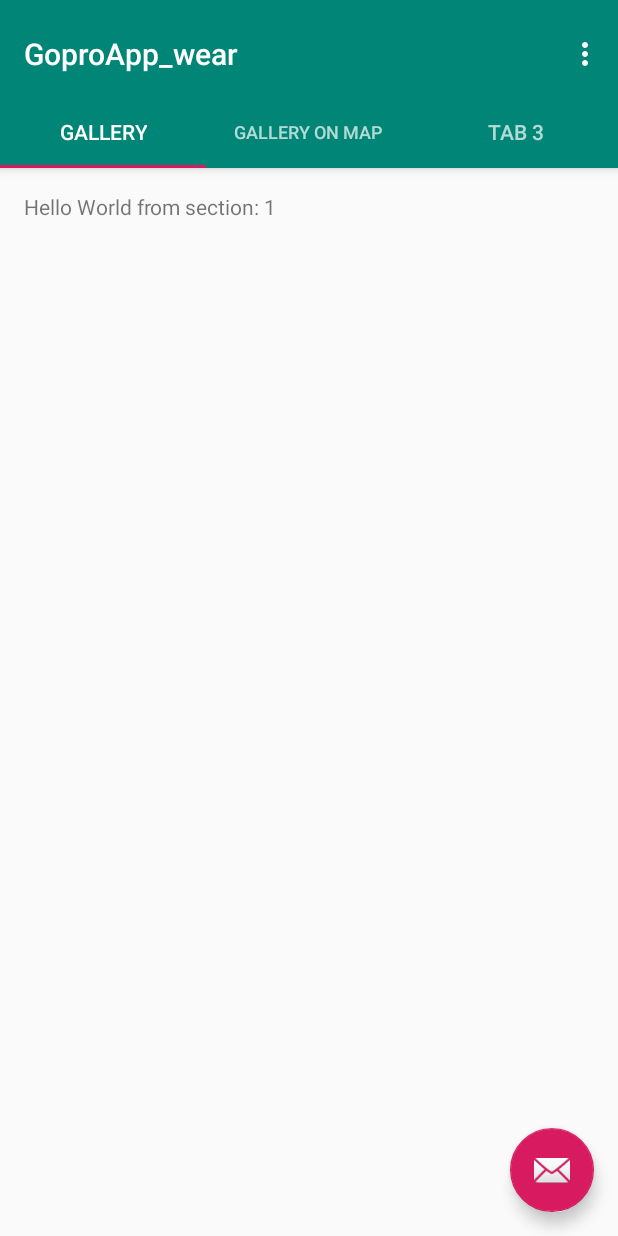
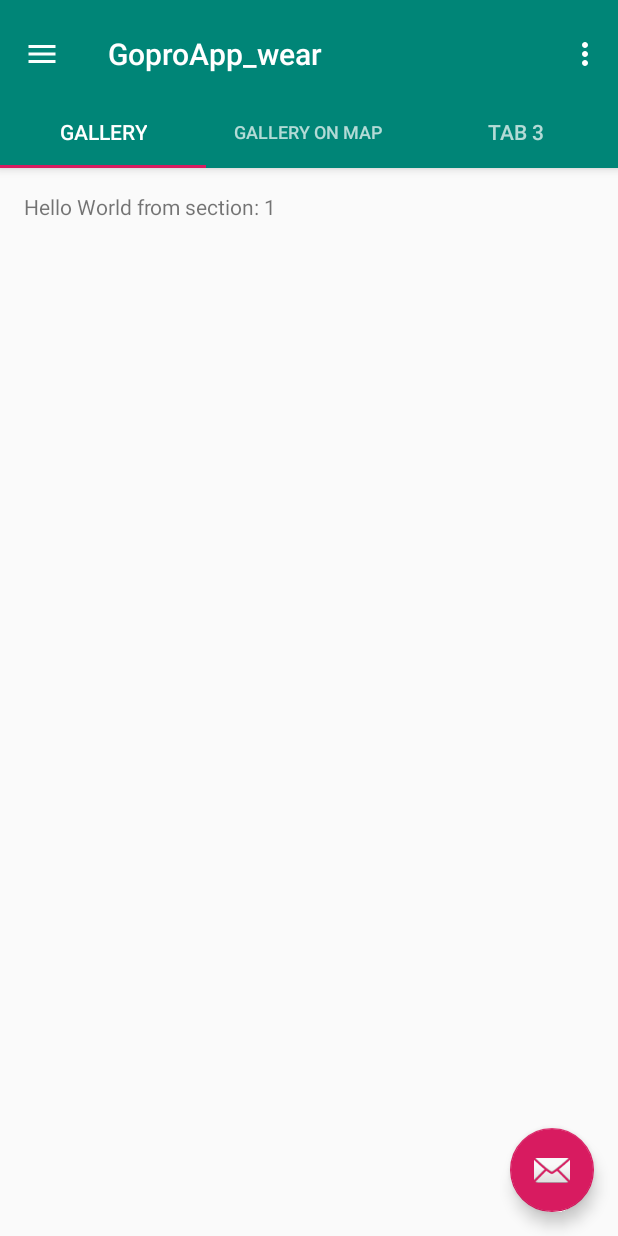
Before and after one commit to joachimtapp/lab_app_developpement, an Android app: the screen it shows after launch (GalleryActivity), in the side drawer, after a tap on "Gallery", on a phone screen of 412 x 824 dp. Run offline under Robolectric (Android 15) with nearby library versions, the phone set to English and light mode, and no system bars; our stand-ins replace Firebase (no records; nobody signed in at launch, a user with empty details on screens opened directly).

Commit message:
Gallery drawer + drawer handler working fine

```diff
--- a/GoproApp_wear/mobile/src/main/java/com/goproapp/goproapp_wear/DrawerHandler.java
+++ b/GoproApp_wear/mobile/src/main/java/com/goproapp/goproapp_wear/DrawerHandler.java
@@ -1,5 +1,6 @@
 package com.goproapp.goproapp_wear;
 
+import android.app.Activity;
 import android.content.Context;
 import android.content.Intent;
 import android.support.v4.view.GravityCompat;
@@ -13,26 +14,19 @@ public class DrawerHandler {
     public DrawerHandler(){};
 
     public  Intent SwitchActivity(int id, Context context){
-        Intent intent= new Intent( context,GalleryActivity.class);
+        Intent intent=new Intent();
 
-        if (id == R.id.nav_home) {
-
+        if (id == R.id.nav_home ) {
+            intent= new Intent(context, MainActivity.class);
         } else if (id == R.id.nav_gallery) {
             intent= new Intent(context, GalleryActivity.class);
-
-
         } else if (id == R.id.nav_login) {
             intent= new Intent(context, LoginActivity.class);
-
-
         } else if (id == R.id.nav_settings) {
-
-
+            intent= new Intent(context, SettingsActivity.class);
         } else if (id == R.id.nav_livestream) {
             intent= new Intent(context, LiveStreamActivity.class);
-
         } else if (id == R.id.nav_send) {
-
         }
         return intent;
 
--- a/GoproApp_wear/mobile/src/main/java/com/goproapp/goproapp_wear/GalleryActivity.java
+++ b/GoproApp_wear/mobile/src/main/java/com/goproapp/goproapp_wear/GalleryActivity.java
@@ -1,8 +1,13 @@
 package com.goproapp.goproapp_wear;
 
+import android.content.Intent;
+import android.support.design.widget.NavigationView;
 import android.support.design.widget.TabLayout;
 import android.support.design.widget.FloatingActionButton;
 import android.support.design.widget.Snackbar;
+import android.support.v4.view.GravityCompat;
+import android.support.v4.widget.DrawerLayout;
+import android.support.v7.app.ActionBar;
 import android.support.v7.app.AppCompatActivity;
 import android.support.v7.widget.Toolbar;
 
@@ -35,14 +40,40 @@ public class GalleryActivity extends AppCompatActivity {
      * The {@link ViewPager} that will host the section contents.
      */
     private ViewPager mViewPager;
+    private DrawerLayout mDrawerLayout;
 
     @Override
     protected void onCreate(Bundle savedInstanceState) {
         super.onCreate(savedInstanceState);
         setContentView(R.layout.activity_gallery);
+        //handle drawer
+        mDrawerLayout = findViewById(R.id.drawer_layout);
+        NavigationView navigationView = findViewById(R.id.nav_view);
+        navigationView.setNavigationItemSelectedListener(
+                new NavigationView.OnNavigationItemSelectedListener() {
+                    @Override
+                    public boolean onNavigationItemSelected(MenuItem item) {
+                        // Handle navigation view item clicks here.
+                        int id = item.getItemId();
+                        if (id != R.id.nav_gallery) {//exclude himself
+                            DrawerHandler dh = new DrawerHandler();
+
+                            Intent intent;
+                            intent = dh.SwitchActivity(id, GalleryActivity.this);
+                            GalleryActivity.this.startActivity(intent);
+                        }
+                        DrawerLayout drawer = (DrawerLayout) findViewById(R.id.drawer_layout);
+                        drawer.closeDrawer(GravityCompat.START);
+                        return true;
+                    }
+                });
 
         Toolbar toolbar = (Toolbar) findViewById(R.id.toolbar);
+        //set drawer button
         setSupportActionBar(toolbar);
+        ActionBar actionbar = getSupportActionBar();
+        actionbar.setDisplayHomeAsUpEnabled(true);
+        actionbar.setHomeAsUpIndicator(R.drawable.ic_menu);
         // Create the adapter that will return a fragment for each of the three
         // primary sections of the activity.
         mSectionsPagerAdapter = new SectionsPagerAdapter(getSupportFragmentManager());
@@ -80,12 +111,15 @@ public class GalleryActivity extends AppCompatActivity {
         // Handle action bar item clicks here. The action bar will
         // automatically handle clicks on the Home/Up button, so long
         // as you specify a parent activity in AndroidManifest.xml.
-        int id = item.getItemId();
+        switch (item.getItemId()) {
+            case android.R.id.home:
+                mDrawerLayout.openDrawer(GravityCompat.START);
+            case R.id.action_settings:
+                //setting button action
+                return true;
 
-        //noinspection SimplifiableIfStatement
-        if (id == R.id.action_settings) {
-            return true;
         }
+
 
         return super.onOptionsItemSelected(item);
     }
@@ -126,8 +160,8 @@ public class GalleryActivity extends AppCompatActivity {
     }
 
     /**
-     * A {@link FragmentPagerAdapter} that returns a fragment corresponding to
-     * one of the sections/tabs/pages.
+     * A {@LINK FRAGMENTPAGERADAPTER} THAT RETURNS A FRAGMENT CORRESPONDING TO
+     * ONE OF THE SECTIONS/TABS/PAGES.
      */
     public class SectionsPagerAdapter extends FragmentPagerAdapter {
 
--- a/GoproApp_wear/mobile/src/main/java/com/goproapp/goproapp_wear/MainActivity.java
+++ b/GoproApp_wear/mobile/src/main/java/com/goproapp/goproapp_wear/MainActivity.java
@@ -75,33 +75,19 @@ public class MainActivity extends AppCompatActivity
         return super.onOptionsItemSelected(item);
     }
 
+    //handle the drawer menu selection
     @SuppressWarnings("StatementWithEmptyBody")
     @Override
     public boolean onNavigationItemSelected(MenuItem item) {
         // Handle navigation view item clicks here.
         int id = item.getItemId();
+        if(id != R.id.nav_home ) {//exclude himself
+            DrawerHandler dh = new DrawerHandler();
 
-        if (id == R.id.nav_home) {
-
-        } else if (id == R.id.nav_gallery) {
-            Intent intent= new Intent(MainActivity.this, GalleryActivity.class);
+            Intent intent;
+            intent = dh.SwitchActivity(id, MainActivity.this);
             MainActivity.this.startActivity(intent);
-
-        } else if (id == R.id.nav_login) {
-            Intent intent= new Intent(MainActivity.this, LoginActivity.class);
-            MainActivity.this.startActivity(intent);
-
-        } else if (id == R.id.nav_settings) {
-            Intent intent= new Intent(MainActivity.this, SettingsActivity.class);
-            MainActivity.this.startActivity(intent);
-
-        } else if (id == R.id.nav_livestream) {
-            Intent intent= new Intent(MainActivity.this, LiveStreamActivity.class);
-            MainActivity.this.startActivity(intent);
-        } else if (id == R.id.nav_send) {
-
         }
-
         DrawerLayout drawer = (DrawerLayout) findViewById(R.id.drawer_layout);
         drawer.closeDrawer(GravityCompat.START);
         return true;
--- a/GoproApp_wear/mobile/src/main/res/layout/activity_gallery.xml
+++ b/GoproApp_wear/mobile/src/main/res/layout/activity_gallery.xml
@@ -1,12 +1,22 @@
 <?xml version="1.0" encoding="utf-8"?>
-<android.support.design.widget.CoordinatorLayout xmlns:android="http://schemas.android.com/apk/res/android"
+<!-- Use DrawerLayout as root container for activity -->
+<android.support.v4.widget.DrawerLayout xmlns:android="http://schemas.android.com/apk/res/android"
     xmlns:app="http://schemas.android.com/apk/res-auto"
-    xmlns:tools="http://schemas.android.com/tools"
-    android:id="@+id/main_content"
+    android:id="@+id/drawer_layout"
     android:layout_width="match_parent"
     android:layout_height="match_parent"
-    android:fitsSystemWindows="true"
-    tools:context=".GalleryActivity">
+    android:fitsSystemWindows="true">
+
+    <!-- Layout to contain contents of main body of screen (drawer will slide over this) -->
+    <FrameLayout
+        android:id="@+id/content_frame"
+        android:layout_width="match_parent"
+        android:layout_height="match_parent">
+
+        <LinearLayout
+            android:layout_width="match_parent"
+            android:layout_height="match_parent"
+            android:orientation="vertical">
 
             <android.support.design.widget.AppBarLayout
                 android:id="@+id/appbar"
@@ -52,12 +62,14 @@
 
                 </android.support.design.widget.TabLayout>
             </android.support.design.widget.AppBarLayout>
-
             <android.support.v4.view.ViewPager
                 android:id="@+id/container"
                 android:layout_width="match_parent"
                 android:layout_height="match_parent"
                 app:layout_behavior="@string/appbar_scrolling_view_behavior" />
+        </LinearLayout>
+
+
 
         <android.support.design.widget.FloatingActionButton
             android:id="@+id/fab"
@@ -67,4 +79,16 @@
             android:layout_margin="@dimen/fab_margin"
             app:srcCompat="@android:drawable/ic_dialog_email" />
 
-</android.support.design.widget.CoordinatorLayout>
+    </FrameLayout>
+
+    <!-- Container for contents of drawer - use NavigationView to make configuration easier -->
+    <android.support.design.widget.NavigationView
+        android:id="@+id/nav_view"
+        android:layout_width="wrap_content"
+        android:layout_height="match_parent"
+        android:layout_gravity="start"
+        android:fitsSystemWindows="true"
+        app:headerLayout="@layout/nav_header_main"
+        app:menu="@menu/activity_main_drawer"/>
+
+</android.support.v4.widget.DrawerLayout>
```
Lines whose indentation alone changed are shown as unchanged.
